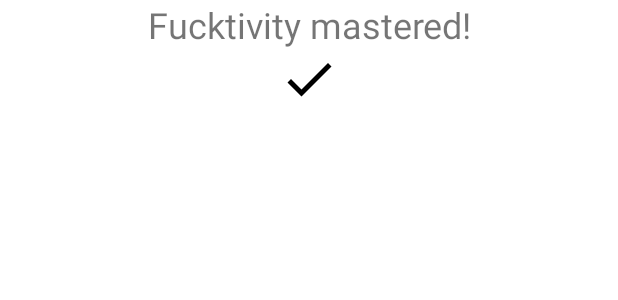
After one commit to Dragoonov/Fuktorial, an Android app: the layout fucktivity_mastered.xml on its own in the app's theme, with its tools: preview values and no code run, on a phone screen of 412 x 824 dp. The commit adds this screen. Shown: the top 300 px of the screen. Run offline under Robolectric (Android 15) with nearby library versions, the phone set to English and light mode, and no system bars.

Commit message:
commi before renameing package

```diff
--- a/app/src/main/AndroidManifest.xml
+++ b/app/src/main/AndroidManifest.xml
@@ -20,7 +20,7 @@
             </intent-filter>
         </activity>
 
-        <activity android:name=".fucktivities.tutorial.TutorialLevelActivity" />
+        <activity android:name=".fucktivities.tutorial.TutorialLevelFucktivity" />
         <receiver android:name=".notifications.NotificationBroadcastReceiver" />
     </application>
 
--- a/app/src/main/java/com/example/fuktorial/fucktivities/tutorial/TutorialEntryFragment.kt
+++ b/app/src/main/java/com/example/fuktorial/fucktivities/tutorial/TutorialEntryFragment.kt
@@ -38,7 +38,7 @@ class TutorialEntryFragment : Fragment() {
             .setTitle(R.string.congratulations)
             .setMessage(R.string.tutorialMessage1)
             .setPositiveButton(R.string.ok) { _: DialogInterface, _: Int ->
-                startFucktivity(TutorialLevelActivity::class.java)
+                startFucktivity(TutorialLevelFucktivity::class.java)
             }
             .create()
             .show()
--- a/app/src/main/java/com/example/fuktorial/fucktivities/tutorial/TutorialViewModel.kt
+++ b/app/src/main/java/com/example/fuktorial/fucktivities/tutorial/TutorialViewModel.kt
@@ -1,7 +1,9 @@
 package com.example.fuktorial.fucktivities.tutorial
 
-import androidx.lifecycle.ViewModel
+import com.example.fuktorial.database.Repository
+import com.example.fuktorial.fucktivities.FucktivityViewModel
 
-class TutorialViewModel: ViewModel() {
+
+class TutorialViewModel(repository: Repository): FucktivityViewModel(repository) {
     var numberOfClicks = 0
 }
--- /dev/null
+++ b/app/src/main/res/layout/fucktivity_mastered.xml
@@ -0,0 +1,22 @@
+<?xml version="1.0" encoding="utf-8"?>
+<LinearLayout
+    xmlns:android="http://schemas.android.com/apk/res/android"
+    xmlns:app="http://schemas.android.com/apk/res-auto"
+    android:layout_width="match_parent"
+    android:layout_height="wrap_content"
+    android:orientation="vertical">
+
+    <TextView
+        android:layout_width="match_parent"
+        android:layout_height="wrap_content"
+        android:gravity="center"
+        android:text="@string/fucktivity_mastered"
+        android:textSize="24sp"/>
+
+    <ImageView
+        android:layout_width="match_parent"
+        android:layout_height="40dp"
+        android:layout_marginBottom="64dp"
+        app:srcCompat="@drawable/tasks" />
+
+</LinearLayout>
--- a/app/src/main/res/values/strings.xml
+++ b/app/src/main/res/values/strings.xml
@@ -31,5 +31,6 @@
     <string name="claim">Claim</string>
     <string name="replay">Replay</string>
     <string name="click_me">Click me</string>
+    <string name="fucktivity_mastered">Fucktivity mastered!</string>
 
 </resources>
--- a/build.gradle
+++ b/build.gradle
@@ -6,7 +6,7 @@ buildscript {
         jcenter()
     }
     dependencies {
-        classpath "com.android.tools.build:gradle:4.1.0"
+        classpath 'com.android.tools.build:gradle:4.1.1'
         classpath "org.jetbrains.kotlin:kotlin-gradle-plugin:$kotlin_version"
 
         // NOTE: Do not place your application dependencies here; they belong
```
Also changed, not shown: app/src/main/java/com/example/fuktorial/Extensions.kt (+4 -3 lines), app/src/main/java/com/example/fuktorial/FucktivitiesInfo.kt (+5 -4 lines), app/src/main/java/com/example/fuktorial/MainActivity.kt (+14 -1 lines), app/src/main/java/com/example/fuktorial/MainViewModel.kt (+13 -13 lines), app/src/main/java/com/example/fuktorial/database/RepositoryImpl.kt (+5 -3 lines), app/src/main/java/com/example/fuktorial/fucktivities/FucktivityViewModel.kt (added, +17 -0 lines), app/src/main/java/com/example/fuktorial/fucktivities/tutorial/TutorialLevelActivity.kt (deleted, +0 -40 lines), app/src/main/java/com/example/fuktorial/fucktivities/tutorial/TutorialLevelFucktivity.kt (added, +57 -0 lines), app/src/main/res/layout/fucktivity_tutorial_level.xml (renamed from app/src/main/res/layout/activity_tutorial_level.xml).
